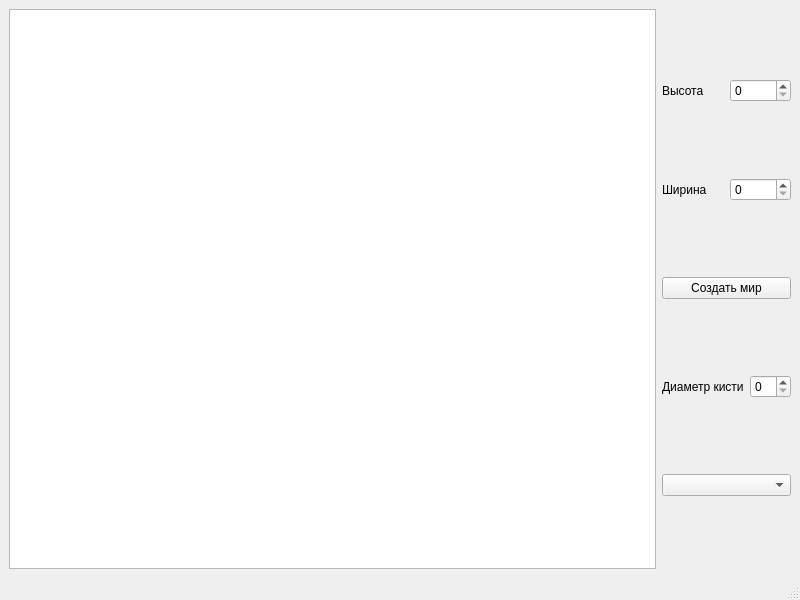
First picture: the form in mainwindow.ui, repository VladislavWaza/DigitalEvolution, before the edit.
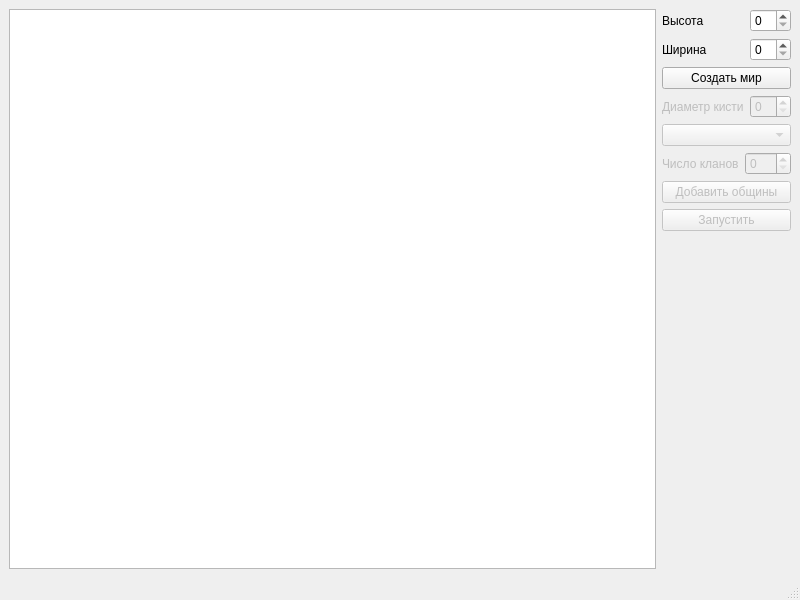
Second picture: the form after the edit.

Commit message: Raw changes added the simplest generation of clans and their movement added moving around the scene with the mouse returned the length and width of the rectangle of the scene, mixed up in places

Patch:
```diff
--- a/mainwindow.ui
+++ b/mainwindow.ui
@@ -18,61 +18,111 @@
     <item row="0" column="6">
      <layout class="QVBoxLayout" name="verticalLayout">
       <item>
-       <layout class="QHBoxLayout" name="horizontalLayout">
-        <item>
+       <layout class="QGridLayout" name="gridLayout_2">
+        <item row="1" column="0">
+         <widget class="QLabel" name="label_2">
+          <property name="text">
+           <string>Ширина</string>
+          </property>
+         </widget>
+        </item>
+        <item row="0" column="0">
          <widget class="QLabel" name="label">
           <property name="text">
            <string>Высота</string>
           </property>
          </widget>
         </item>
-        <item>
+        <item row="3" column="1">
+         <widget class="QSpinBox" name="brushDiameter">
+          <property name="enabled">
+           <bool>false</bool>
+          </property>
+         </widget>
+        </item>
+        <item row="0" column="1">
          <widget class="QSpinBox" name="heightWorld"/>
         </item>
-       </layout>
-      </item>
-      <item>
-       <layout class="QHBoxLayout" name="horizontalLayout_2">
-        <item>
-         <widget class="QLabel" name="label_2">
-          <property name="text">
-           <string>Ширина</string>
-          </property>
-         </widget>
-        </item>
-        <item>
-         <widget class="QSpinBox" name="widthWorld"/>
-        </item>
-       </layout>
-      </item>
-      <item>
-       <widget class="QPushButton" name="createWorld">
-        <property name="text">
-         <string>Создать мир</string>
-        </property>
-       </widget>
-      </item>
-      <item>
-       <layout class="QHBoxLayout" name="horizontalLayout_5">
-        <item>
+        <item row="3" column="0">
          <widget class="QLabel" name="label_3">
+          <property name="enabled">
+           <bool>false</bool>
+          </property>
           <property name="text">
            <string>Диаметр кисти</string>
           </property>
          </widget>
         </item>
-        <item>
-         <widget class="QSpinBox" name="brushDiameter"/>
+        <item row="1" column="1">
+         <widget class="QSpinBox" name="widthWorld"/>
         </item>
+        <item row="2" column="0" colspan="2">
+         <widget class="QPushButton" name="createWorld">
+          <property name="text">
+           <string>Создать мир</string>
+          </property>
+         </widget>
+        </item>
+        <item row="4" column="0" colspan="2">
+         <widget class="QComboBox" name="brushBiom">
+          <property name="enabled">
+           <bool>false</bool>
+          </property>
+         </widget>
+        </item>
        </layout>
       </item>
       <item>
-       <layout class="QHBoxLayout" name="horizontalLayout_3">
-        <item>
-         <widget class="QComboBox" name="comboBox"/>
+       <layout class="QGridLayout" name="gridLayout_3">
+        <item row="1" column="0" colspan="2">
+         <widget class="QPushButton" name="addClans">
+          <property name="enabled">
+           <bool>false</bool>
+          </property>
+          <property name="text">
+           <string>Добавить общины</string>
+          </property>
+         </widget>
         </item>
+        <item row="0" column="0">
+         <widget class="QLabel" name="label_4">
+          <property name="enabled">
+           <bool>false</bool>
+          </property>
+          <property name="text">
+           <string>Число кланов</string>
+          </property>
+         </widget>
+        </item>
+        <item row="0" column="1">
+         <widget class="QSpinBox" name="numberClans">
+          <property name="enabled">
+           <bool>false</bool>
+          </property>
+         </widget>
+        </item>
        </layout>
       </item>
+      <item>
+       <widget class="QPushButton" name="start">
+        <property name="enabled">
+         <bool>false</bool>
+        </property>
+        <property name="text">
+         <string>Запустить</string>
+        </property>
+       </widget>
+      </item>
+      <item>
+       <widget class="QLabel" name="label_5">
+        <property name="text">
+         <string/>
+        </property>
+       </widget>
+      </item>
+      <item>
+       <layout class="QGridLayout" name="gridLayout_5"/>
+      </item>
      </layout>
     </item>
     <item row="0" column="0">
```
The commit also changes 6 other files.
